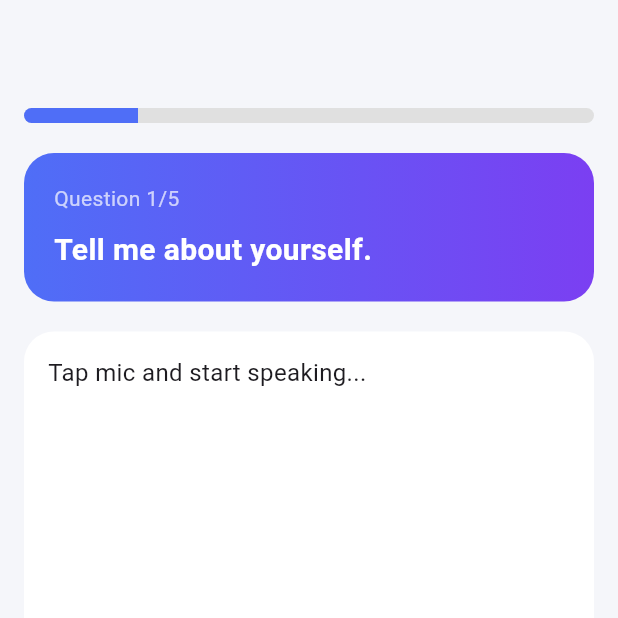
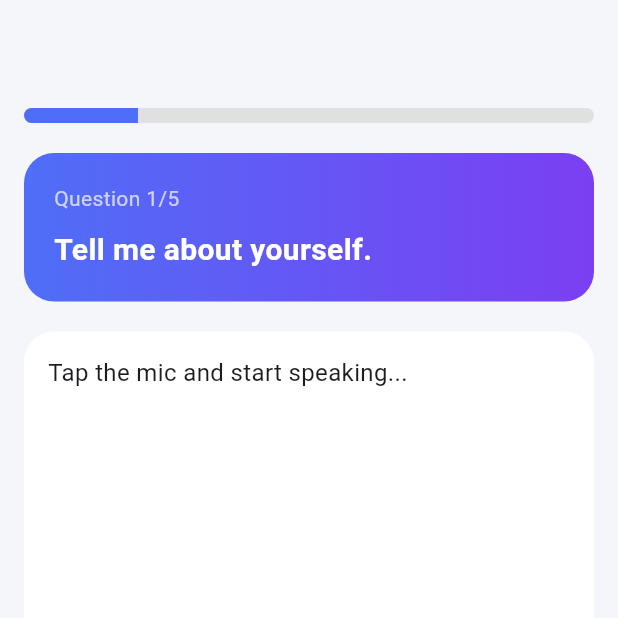
Before and after one commit to ShadowVoiX/InterviewIQ, a Flutter app: the InterviewScreen screen opened directly with empty values, on a phone screen of 412 x 824 dp, the top half of it. Run offline on Flutter 3.47's test engine with Material 3 defaults, Android fonts, the phone set to English and light mode, and no system bars; our stand-ins replace cloud_firestore, firebase_auth, firebase_core, flutter_dotenv, speech_to_text; accounts and stored records are empty; network calls fail.

Commit message:
Add AI interview flow improvements

```diff
--- a/lib/screens/ai_processing.dart
+++ b/lib/screens/ai_processing.dart
@@ -128,7 +128,7 @@ $formattedQA
     }
 
     return Scaffold(
-      backgroundColor: const Color(0xFFF5F6FA),
+      backgroundColor: const Color.fromARGB(255, 255, 255, 255),
 
       appBar: AppBar(
         title: const Text("AI Analysis Report"),
--- a/lib/screens/interview_session.dart
+++ b/lib/screens/interview_session.dart
@@ -251,7 +251,7 @@ class _InterviewScreenState extends State<InterviewScreen> {
                   child: Text(
                     answers[currentIndex].isEmpty
                         ? currentTranscript.isEmpty
-                            ? "Tap mic and start speaking..."
+                            ? "Tap the mic and start speaking..."
                             : currentTranscript
                         : answers[currentIndex],
                     style: const TextStyle(fontSize: 16),
--- a/lib/services/ai_services.dart
+++ b/lib/services/ai_services.dart
@@ -63,7 +63,6 @@ Return ONLY valid JSON (no markdown, no text):
       try {
         return jsonDecode(content);
       } catch (e) {
-        // fallback if AI returns text instead of JSON
         return {
           "score": 0,
           "feedback": "Failed to parse AI response",
```
